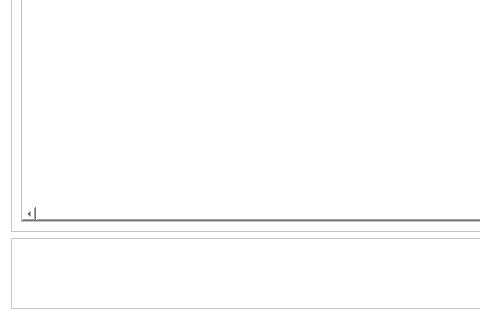
The window that ProgramSrc/entityManagementShelter.ui (Lucianono/ShelterAlloc_Thesis) describes before a commit, drawn with Qt 5; both pictures show x 0 to 480 and y 404 to 724 of the 1200 by 724 pixel window.
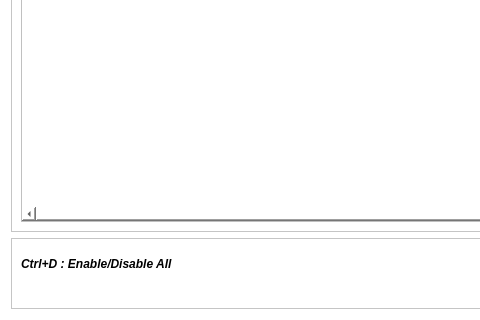
The same window after the commit. Icons and pictures are not drawn.

Commit message: updated dashboard size; ctrl+d legend

The edit to the form file:
```diff
--- a/ProgramSrc/entityManagementShelter.ui
+++ b/ProgramSrc/entityManagementShelter.ui
@@ -430,6 +430,41 @@
       <enum>QFrame::Raised</enum>
      </property>
      <layout class="QHBoxLayout" name="horizontalLayout_3">
+      <item>
+       <layout class="QVBoxLayout" name="verticalLayout_2">
+        <item>
+         <widget class="QLabel" name="label_2">
+          <property name="font">
+           <font>
+            <weight>75</weight>
+            <italic>true</italic>
+            <bold>true</bold>
+            <kerning>true</kerning>
+           </font>
+          </property>
+          <property name="text">
+           <string>Ctrl+D : Enable/Disable All</string>
+          </property>
+         </widget>
+        </item>
+        <item>
+         <spacer name="verticalSpacer">
+          <property name="orientation">
+           <enum>Qt::Vertical</enum>
+          </property>
+          <property name="sizeType">
+           <enum>QSizePolicy::Fixed</enum>
+          </property>
+          <property name="sizeHint" stdset="0">
+           <size>
+            <width>20</width>
+            <height>20</height>
+           </size>
+          </property>
+         </spacer>
+        </item>
+       </layout>
+      </item>
       <item>
        <spacer name="horizontalSpacer_2">
         <property name="orientation">
```
The commit also changes 2 other files.
